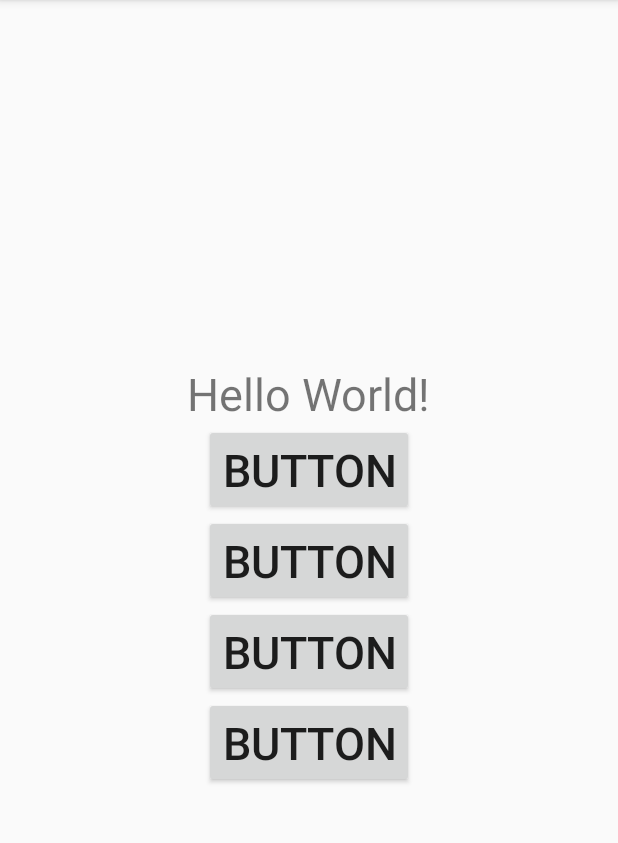
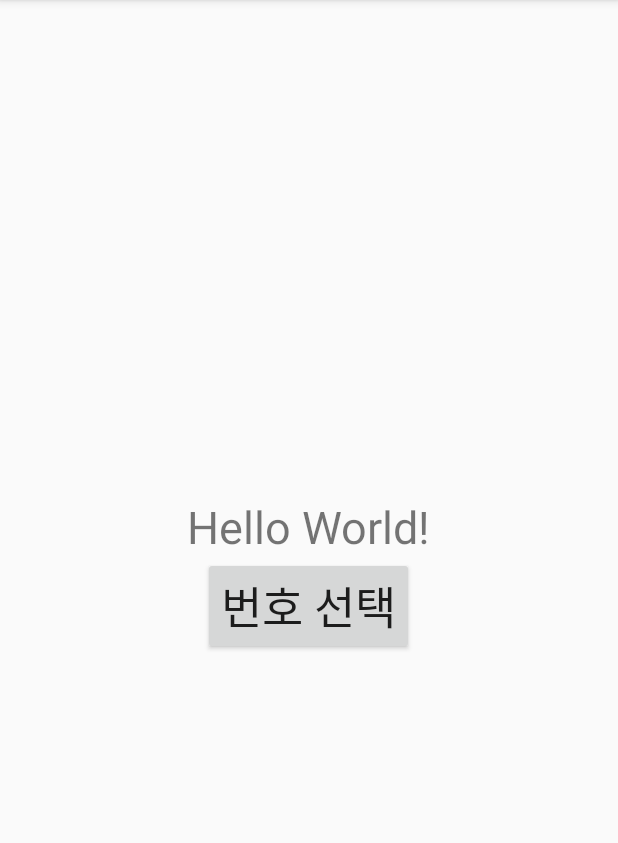
Before and after one commit to dongyi-kim/SampleApp, an Android app: the screen it shows after launch (MainActivity), on a phone screen of 412 x 824 dp, the part 84-927 px from its top. Run offline under Robolectric (Android 15) with nearby library versions, the phone set to English and light mode, and no system bars.

Commit message:
lottochoiceactivity.java added and mainactivity.java modified

```diff
--- a/app/src/main/java/cdmst/sampleapp/MainActivity.java
+++ b/app/src/main/java/cdmst/sampleapp/MainActivity.java
@@ -1,5 +1,6 @@
 package cdmst.sampleapp;
 
+import android.content.Intent;
 import android.support.v7.app.AppCompatActivity;
 import android.os.Bundle;
 import android.view.View;
@@ -9,11 +10,10 @@ import android.widget.TextView;
 public class MainActivity extends AppCompatActivity
         implements View.OnClickListener{ //이 Activity 객체에 클릭 리스너 객체를 등록합시다
 
+    public static final int RESULT_CODE_LOTTO_CHOICE = 1;
+
     private TextView text;
-    private Button button1;
-    private Button button2;
-    private Button button3;
-    private Button button4;
+    private Button btnChoice;
 
 
     /**
@@ -33,15 +33,12 @@ public class MainActivity extends AppCompatActivity
         //setContentView로 불러온 Layout의 View들은 Activity에서 관리하고 있습니다
         //그러므로 findViewById()를 사용하여 액티비티로부터 그 View들의 객체를 받아올 수 있습니다
         text = (TextView)findViewById(R.id.my_textview);
-        button1 = (Button)findViewById(R.id.my_button1);
-        button2 = (Button)findViewById(R.id.my_button2);
-        button3 = (Button)findViewById(R.id.my_button3);
-        button4 = (Button)findViewById(R.id.my_button4);
+        btnChoice = (Button)findViewById(R.id.my_button1);
 
         //View들에 setOnClickListener메소드를 통해 OnClickListener 객체를 등록할 수 있습니다
         //해당 View가 Click되었을 때에 해당 OnClickListener객체의 onClick(View v)메소드가 실행됩니다
-        button1.setOnClickListener(this);
-        button2.setOnClickListener(this);
+        btnChoice.setOnClickListener(this);
+
     }
 
     /**
@@ -51,16 +48,17 @@ public class MainActivity extends AppCompatActivity
     @Override
     public void onClick(View v)
     {
-        if(v == button1)
+        if( v == btnChoice)
         {
-            text.setText("1 Clicked!");
-            Button b = (Button)v;
-            b.setText("click click");
-        }else if( v == button2 )
-        {
-            text.setText("2 Clicked!");
+            Intent intent = new Intent(this, LottoChoiceActivity.class);
+            startActivityForResult(intent, RESULT_CODE_LOTTO_CHOICE);
+            //
+            //
+
+            ///
         }
 
+    }
 
-    }
+
 }
--- a/app/src/main/res/layout/activity_main.xml
+++ b/app/src/main/res/layout/activity_main.xml
@@ -1,8 +1,9 @@
 <?xml version="1.0" encoding="utf-8"?>
-<RelativeLayout xmlns:android="http://schemas.android.com/apk/res/android"
+<LinearLayout xmlns:android="http://schemas.android.com/apk/res/android"
     xmlns:tools="http://schemas.android.com/tools"
     android:layout_width="match_parent"
     android:layout_height="match_parent"
+    android:orientation="vertical"
     android:paddingBottom="@dimen/activity_vertical_margin"
     android:paddingLeft="@dimen/activity_horizontal_margin"
     android:paddingRight="@dimen/activity_horizontal_margin"
@@ -32,34 +33,13 @@
         <Button
             android:layout_width="wrap_content"
             android:layout_height="wrap_content"
-            android:text="Button"
+            android:text="번호 선택"
             android:textSize="30dp"
             android:id="@+id/my_button1"/>
-
-        <Button
-            android:layout_width="wrap_content"
-            android:layout_height="wrap_content"
-            android:text="Button"
-            android:textSize="30dp"
-            android:id="@+id/my_button2"/>
-
-        <Button
-            android:layout_width="wrap_content"
-            android:layout_height="wrap_content"
-            android:text="Button"
-            android:textSize="30dp"
-            android:id="@+id/my_button3"/>
-
-        <Button
-            android:layout_width="wrap_content"
-            android:layout_height="wrap_content"
-            android:text="Button"
-            android:textSize="30dp"
-            android:id="@+id/my_button4"/>
 
 
     </LinearLayout>
 
 
 
-</RelativeLayout>
+</LinearLayout>
```
Also changed, not shown: app/src/main/AndroidManifest.xml (+7 -1 lines), app/src/main/java/cdmst/sampleapp/LottoChoiceActivity.java (added, +111 -0 lines), app/src/main/res/layout/activity_lotto_choice.xml (added, +99 -0 lines), app/src/main/res/layout/activity_lotto_result.xml (added, +45 -0 lines).
